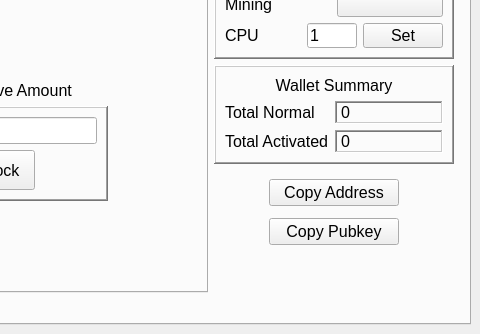
First picture: the form in src/main/python/qtguidesign.ui, repository marmarachain/marmara-connector, before the edit; both pictures show x 548 to 1028 and y 434 to 768 of the 1028 by 768 pixel window.
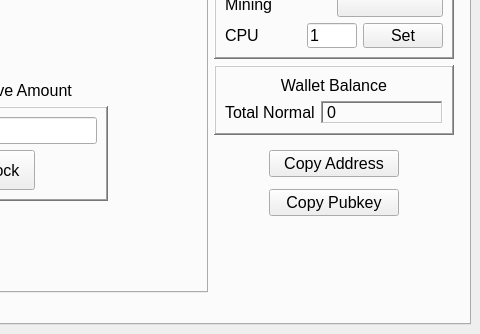
Second picture: the form after the edit. The open tabs and pages were chosen to show the change. Icons and pictures are not drawn.

Commit message: [ref] loading gif and mainapp centered, splash screen changed, wring errors in bottom_err_info label function added.

The edit to the form file:
```diff
--- a/src/main/python/qtguidesign.ui
+++ b/src/main/python/qtguidesign.ui
@@ -942,7 +942,7 @@
                 </font>
                </property>
                <property name="text">
-                <string>Wallet Summary</string>
+                <string>Wallet Balance</string>
                </property>
                <property name="alignment">
                 <set>Qt::AlignCenter</set>
@@ -982,39 +982,6 @@
                </property>
               </widget>
              </item>
-             <item row="2" column="0">
-              <widget class="QLabel" name="totalactivated_label">
-               <property name="font">
-                <font>
-                 <pointsize>12</pointsize>
-                </font>
-               </property>
-               <property name="text">
-                <string>Total Activated</string>
-               </property>
-              </widget>
-             </item>
-             <item row="2" column="1">
-              <widget class="QLabel" name="totalactivated_value_label">
-               <property name="font">
-                <font>
-                 <pointsize>12</pointsize>
-                </font>
-               </property>
-               <property name="frameShape">
-                <enum>QFrame::WinPanel</enum>
-               </property>
-               <property name="frameShadow">
-                <enum>QFrame::Sunken</enum>
-               </property>
-               <property name="text">
-                <string>0</string>
-               </property>
-               <property name="textInteractionFlags">
-                <set>Qt::LinksAccessibleByMouse|Qt::TextSelectableByMouse</set>
-               </property>
-              </widget>
-             </item>
             </layout>
            </widget>
           </item>
```
Left out of the diff: 4 changed lines with no effect on the pictures. The commit also changes 4 other files.
